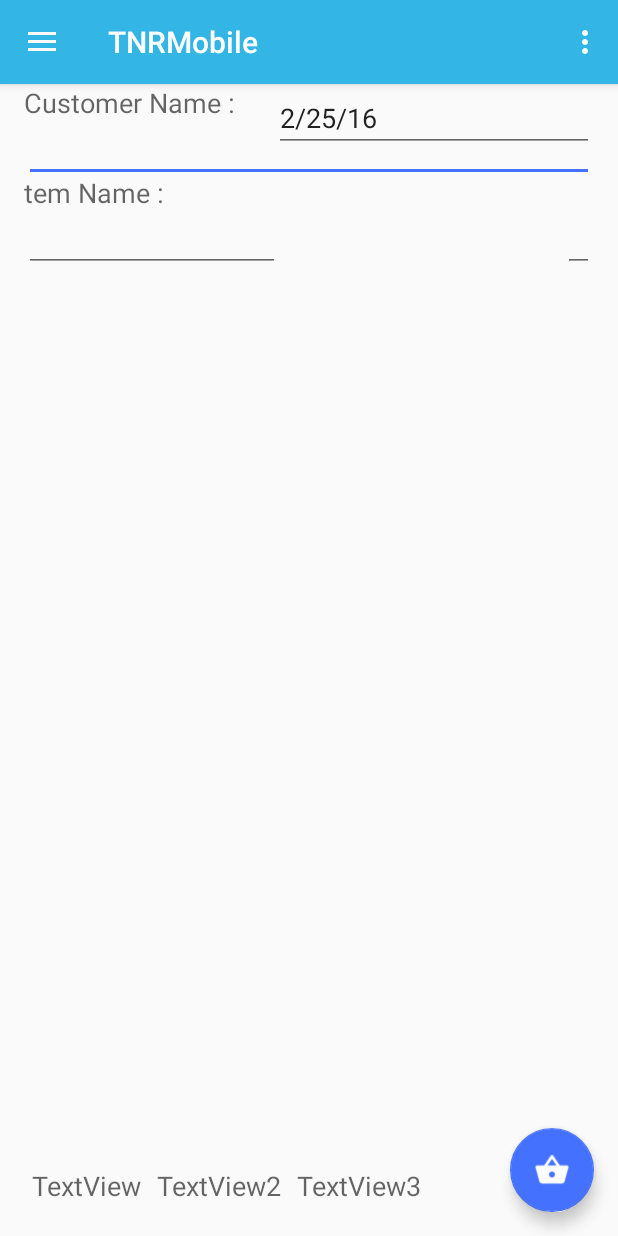
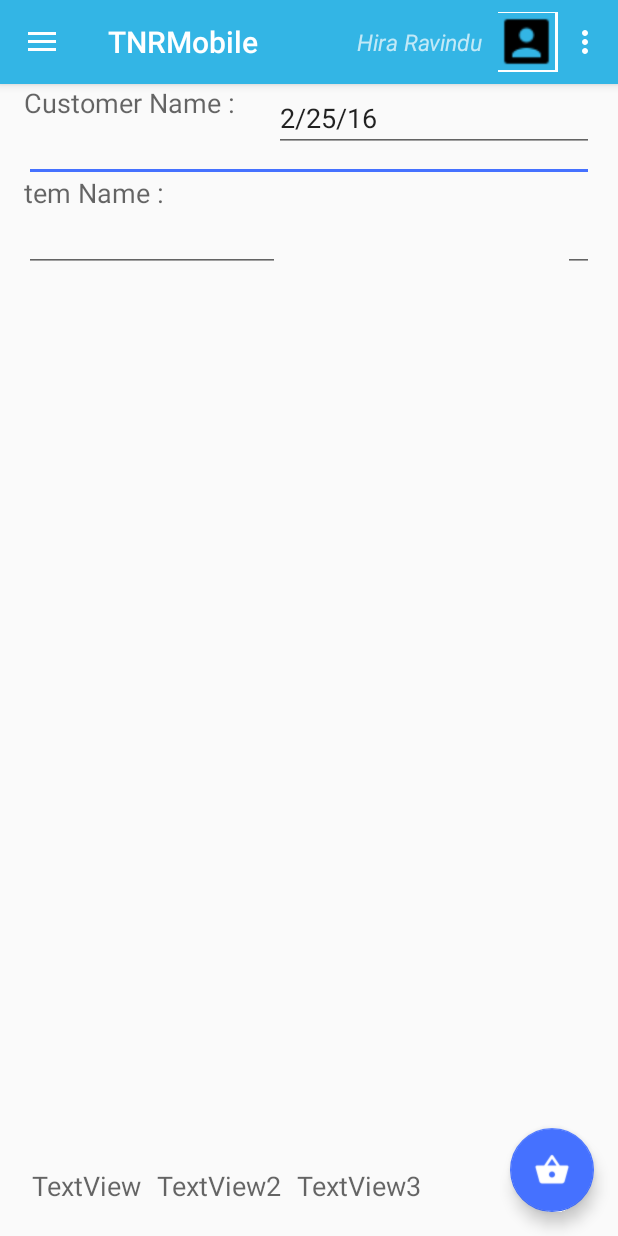
Before and after one commit to SiyanCore/TNRMobile, an Android app: the MainActivity screen opened directly, with no data from a screen before it, on a phone screen of 412 x 824 dp. Run offline under Robolectric (Android 15) with nearby library versions, the phone set to English and light mode, and no system bars; 3 statements that could not run were skipped.

Commit message:
Rejected commit: Default

```diff
--- a/app/src/main/AndroidManifest.xml
+++ b/app/src/main/AndroidManifest.xml
@@ -16,7 +16,7 @@
 
     <application
         android:allowBackup="true"
-        android:icon="@mipmap/ic_launcher"
+        android:icon="@drawable/tnr_icon"
         android:label="@string/app_name"
         android:supportsRtl="true"
         android:theme="@style/AppTheme"
--- a/app/src/main/java/com/siyanmo/tnrmobile/Login.java
+++ b/app/src/main/java/com/siyanmo/tnrmobile/Login.java
@@ -22,6 +22,7 @@ import com.android.volley.toolbox.JsonArrayRequest;
 import com.android.volley.toolbox.JsonObjectRequest;
 import com.android.volley.toolbox.Volley;
 import com.siyanmo.tnrmobile.DomainObjects.User;
+import com.siyanmo.tnrmobile.SqliteDataProvider.DatabaseHandler;
 import com.siyanmo.tnrmobile.WebAPI.ItemAPI;
 import com.siyanmo.tnrmobile.WebAPI.logIn;
 
@@ -35,6 +36,7 @@ public class Login extends AppCompatActivity {
     private logIn login;
     private ItemAPI itemAPI;
     private RequestQueue requesstqueue;
+    DatabaseHandler dbHandler;
 
     // flag for Internet connection status
     Boolean isInternetPresent = false;
@@ -48,7 +50,7 @@ public class Login extends AppCompatActivity {
         super.onCreate(savedInstanceState);
         setContentView(R.layout.siyan_main_login);
 
-
+        dbHandler=new DatabaseHandler(this);
         // find View-elements
         btnSgn = (Button) findViewById(R.id.sign);
         login();
@@ -121,6 +123,7 @@ public class Login extends AppCompatActivity {
                             {
                                 if (UserName.getText().toString().equals(lname) && PassWord.getText().toString().equals(lpassword))
                                 {
+                                    Comman.setSalesExecutive(dbHandler.GetSalesmenDetail());
                                     Toast.makeText(Login.this, "Well Come", Toast.LENGTH_SHORT).show();
                                     Intent intent = new Intent("com.siyanmo.tnrmobile.MainActivity");
                                     startActivity(intent);
--- a/app/src/main/java/com/siyanmo/tnrmobile/MainActivity.java
+++ b/app/src/main/java/com/siyanmo/tnrmobile/MainActivity.java
@@ -3,6 +3,8 @@ package com.siyanmo.tnrmobile;
 import android.content.Context;
 import android.content.DialogInterface;
 import android.content.Intent;
+import android.graphics.Bitmap;
+import android.graphics.BitmapFactory;
 import android.graphics.Color;
 import android.os.AsyncTask;
 import android.os.Bundle;
@@ -23,6 +25,8 @@ import android.support.v7.widget.Toolbar;
 import android.view.Menu;
 import android.view.MenuItem;
 import android.widget.EditText;
+import android.widget.ImageView;
+import android.widget.TextView;
 import android.widget.Toast;
 
 import com.siyanmo.tnrmobile.Events.SyncEvent;
@@ -40,6 +44,8 @@ public class MainActivity extends AppCompatActivity
     DatabaseHandler dbHandler;
     NavigationView navigationView=null;
     Toolbar toolbar=null;
+    TextView salesmanName;
+    ImageView salesmanImage;
     int navId;
     @Override
     protected void onCreate(Bundle savedInstanceState) {
@@ -54,8 +60,17 @@ public class MainActivity extends AppCompatActivity
         //-------------------
         toolbar = (Toolbar) findViewById(R.id.toolbar);
         setSupportActionBar(toolbar);
-        toolbar.setSubtitle(Comman.getSalesExecutive().getSalesExecutiveName());
-        toolbar.setSubtitleTextColor(Color.rgb(194, 240, 255));
+        salesmanName=(TextView)findViewById(R.id.salesmanName);
+        salesmanName.setText(Comman.getSalesExecutive().getSalesExecutiveName());
+        salesmanImage=(ImageView)findViewById(R.id.salesmanImage);
+        salesmanImage.setScaleType(ImageView.ScaleType.CENTER_CROP);
+
+        byte[] image=Comman.getSalesExecutive().getSalesExecutiveImage();
+        if (image.length>0){
+            Bitmap bitmap= BitmapFactory.decodeByteArray(image,0,image.length);
+            salesmanImage.setImageBitmap(bitmap);
+        }
+
 
         final android.app.FragmentManager fragmentManager=getFragmentManager();
         final PopUpItemFragment popUpItemFragment=new PopUpItemFragment();
--- a/app/src/main/java/com/siyanmo/tnrmobile/WebAPI/logIn.java
+++ b/app/src/main/java/com/siyanmo/tnrmobile/WebAPI/logIn.java
@@ -23,6 +23,7 @@ import com.siyanmo.tnrmobile.DomainObjects.SalesExecutive;
 import com.siyanmo.tnrmobile.DomainObjects.User;
 import com.siyanmo.tnrmobile.CommanMethode;
 import com.siyanmo.tnrmobile.Login;
+import com.siyanmo.tnrmobile.SqliteDataProvider.DatabaseHandler;
 
 import org.json.JSONArray;
 import org.json.JSONException;
@@ -38,10 +39,12 @@ import java.util.concurrent.TimeoutException;
 public class logIn {
     AppCompatActivity activity;
     ItemAPI itemAPI;
+    DatabaseHandler dbHandler;
 
     public logIn(AppCompatActivity sactivity){
         activity =sactivity;
         itemAPI = new ItemAPI(sactivity);
+        dbHandler=new DatabaseHandler(activity);
     }
 
     public JsonObjectRequest LoginRequest (User user){
@@ -57,6 +60,7 @@ public class logIn {
                     Gson gson = new Gson();
                     SalesExecutive salesExecutive = gson.fromJson(ff, SalesExecutive.class);
                     Comman.setSalesExecutive(salesExecutive);
+                    dbHandler.InsertSalesmenDetail(salesExecutive);
                     SharedPreferences sharedPreferences=activity.getSharedPreferences("TNRMobile_Login_User_Information", Context.MODE_PRIVATE);
                     CommanMethode.LogUserDetails(sharedPreferences, users);
                     Intent intent = new Intent("com.siyanmo.tnrmobile.MainActivity");
@@ -93,6 +97,7 @@ public class logIn {
                   Gson gson = new Gson();
                   SalesExecutive salesExecutive = gson.fromJson(ff, SalesExecutive.class);
                   Comman.setSalesExecutive(salesExecutive);
+                  dbHandler.InsertSalesmenDetail(salesExecutive);
                   SharedPreferences sharedPreferences=activity.getSharedPreferences("TNRMobile_Login_User_Information", Context.MODE_PRIVATE);
                   CommanMethode.LogUserDetails(sharedPreferences, users);
                   Intent intent = new Intent("com.siyanmo.tnrmobile.MainActivity");
@@ -114,6 +119,7 @@ public class logIn {
                        if (!CommanMethode.LocalLogin(users, sharedPreferences))
                            Toast.makeText(activity, "User Not Found Contact Admin", Toast.LENGTH_LONG).show();
                        else {
+                           Comman.setSalesExecutive(dbHandler.GetSalesmenDetail());
                            Toast.makeText(activity, "Well Come", Toast.LENGTH_SHORT).show();
                            Toast.makeText(activity, "Sever Error Data Not Up Dated", Toast.LENGTH_LONG).show();
                            Intent intent = new Intent("com.siyanmo.tnrmobile.MainActivity");
--- a/app/src/main/res/layout/app_bar_main.xml
+++ b/app/src/main/res/layout/app_bar_main.xml
@@ -11,15 +11,42 @@
 
         <android.support.v7.widget.Toolbar android:id="@+id/toolbar"
             android:layout_width="match_parent" android:layout_height="?attr/actionBarSize"
-            android:background="?attr/colorPrimary" app:popupTheme="@style/AppTheme.PopupOverlay" />
+            android:background="?attr/colorPrimary" app:popupTheme="@style/AppTheme.PopupOverlay">
+            <LinearLayout
+                android:layout_width="40dp"
+                android:layout_height="40dp"
+                android:background="#FFFFFF"
+                android:layout_gravity="right">
+                <ImageView
+                    android:id="@+id/salesmanImage"
+                    android:layout_width="38dp"
+                    android:layout_height="38dp"
+                    android:src="@drawable/ic_account_box_black_36dp"
+                    android:background="?attr/colorPrimary"
+                    android:layout_gravity="center|center_horizontal|center_vertical"
+                    />
+            </LinearLayout>
+
+            <TextView
+                android:id="@+id/salesmanName"
+                android:layout_width="wrap_content"
+                android:layout_height="wrap_content"
+                android:text="Hira Ravindu"
+                android:textSize="15dp"
+                android:textStyle="italic"
+                android:layout_gravity="right"
+                android:paddingRight="10dp">
+
+            </TextView>
+        </android.support.v7.widget.Toolbar>
 
     </android.support.design.widget.AppBarLayout>
-
     <!--<include layout="@layout/content_main" />-->
     <FrameLayout
         android:id="@+id/fragment_container"
         android:layout_width="match_parent"
-        android:layout_height="match_parent"></FrameLayout>
+        android:layout_height="match_parent">
+    </FrameLayout>
 
     <android.support.design.widget.FloatingActionButton android:id="@+id/fab"
         android:layout_width="wrap_content" android:layout_height="wrap_content"
```
Also changed, not shown: app/src/main/java/com/siyanmo/tnrmobile/DomainObjects/SalesExecutive.java (+10 -0 lines), app/src/main/java/com/siyanmo/tnrmobile/SqliteDataProvider/DatabaseContent.java (+9 -0 lines), app/src/main/java/com/siyanmo/tnrmobile/SqliteDataProvider/DatabaseHandler.java (+49 -0 lines), app/src/main/res/drawable/ic_account_box_black_36dp.png (added), app/src/main/res/drawable/tnr_icon.png (added).
